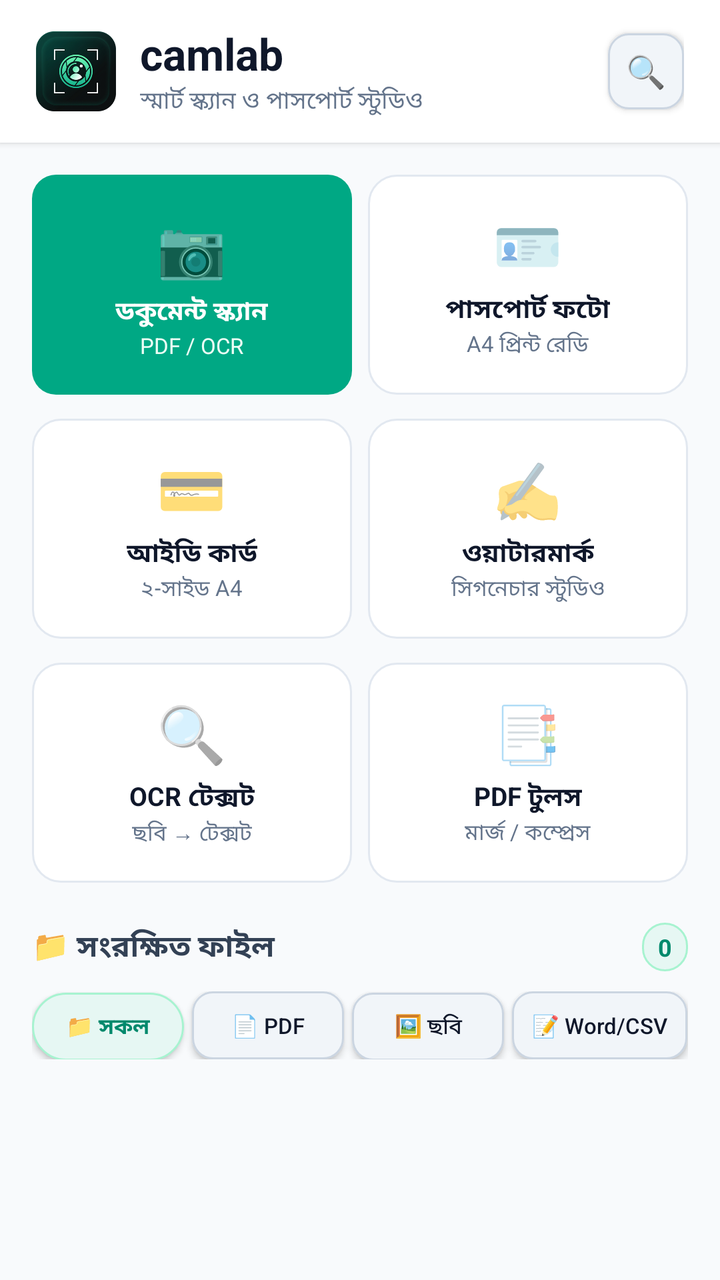
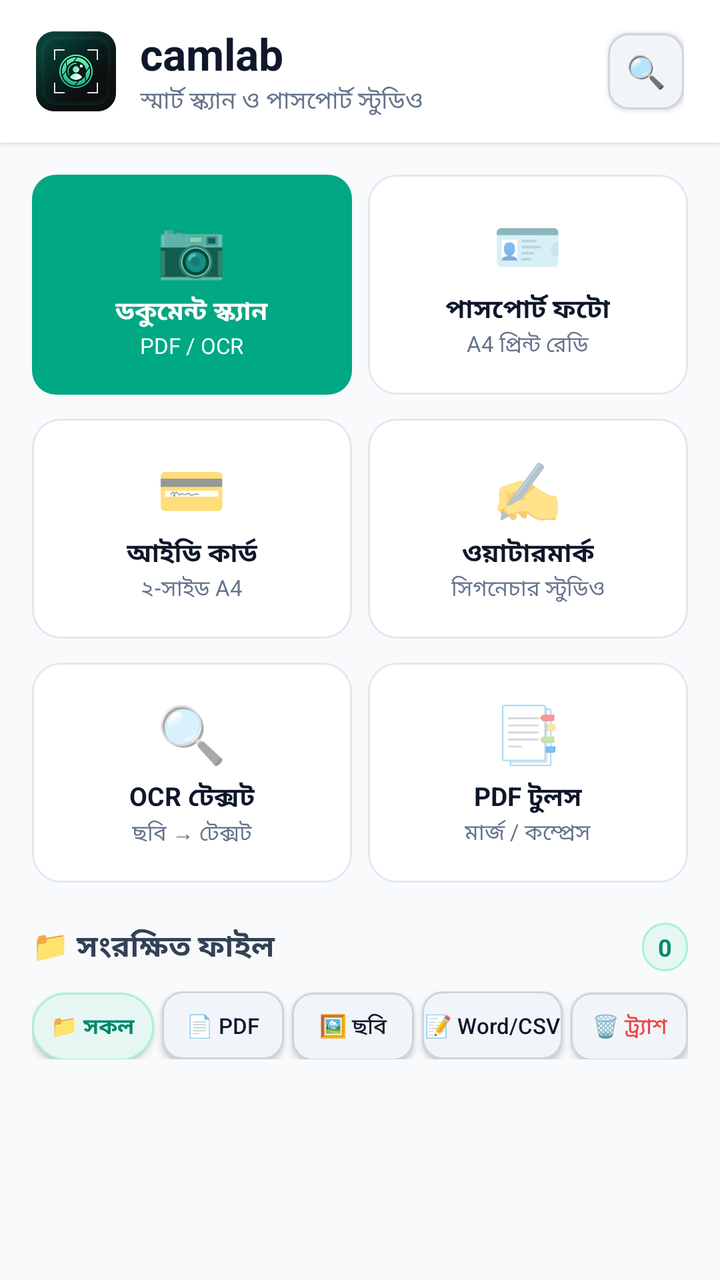

Two renders of the same Android screen: before a commit and after it. Below are the layout's source before the change and the commit's diff.
<!-- AndroidManifest.xml: application theme Theme.CamLabStudio -->
<!-- res/layout/activity_main.xml -->
<?xml version="1.0" encoding="utf-8"?>
<LinearLayout xmlns:android="http://schemas.android.com/apk/res/android"
    android:layout_width="match_parent"
    android:layout_height="match_parent"
    android:orientation="vertical"
    android:fitsSystemWindows="true"
    android:background="#F8FAFC">

    
    <LinearLayout
        android:layout_width="match_parent"
        android:layout_height="wrap_content"
        android:background="#FFFFFF"
        android:paddingHorizontal="18dp"
        android:paddingVertical="12dp"
        android:gravity="center_vertical"
        android:elevation="2dp">

        <ImageView
            android:layout_width="40dp"
            android:layout_height="40dp"
            android:src="@drawable/ic_camlab_logo"
            android:contentDescription="camlab" />

        <LinearLayout
            android:layout_width="0dp"
            android:layout_height="wrap_content"
            android:layout_weight="1"
            android:layout_marginStart="12dp"
            android:orientation="vertical">

            <TextView
                android:layout_width="wrap_content"
                android:layout_height="wrap_content"
                android:text="camlab"
                android:textColor="#0F172A"
                android:textSize="22sp"
                android:textStyle="bold" />

            <TextView
                android:layout_width="wrap_content"
                android:layout_height="wrap_content"
                android:text="স্মার্ট স্ক্যান ও পাসপোর্ট স্টুডিও"
                android:textColor="#64748B"
                android:textSize="12sp" />
        </LinearLayout>

        
        <androidx.appcompat.widget.AppCompatButton
            android:id="@+id/btn_search"
            android:layout_width="38dp"
            android:layout_height="38dp"
            android:text="🔍"
            android:textSize="16sp"
            android:textAllCaps="false"
            android:background="@drawable/bg_btn_outline"
            android:padding="0dp" />
    </LinearLayout>

    <ScrollView
        android:layout_width="match_parent"
        android:layout_height="match_parent"
        android:fillViewport="true">

        <LinearLayout
            android:layout_width="match_parent"
            android:layout_height="wrap_content"
            android:orientation="vertical"
            android:padding="16dp">

            
            
            <LinearLayout
                android:layout_width="match_parent"
                android:layout_height="wrap_content"
                android:orientation="horizontal"
                android:layout_marginBottom="12dp">

                
                <LinearLayout
                    android:id="@+id/card_doc_scan"
                    android:layout_width="0dp"
                    android:layout_height="110dp"
                    android:layout_weight="1"
                    android:layout_marginEnd="8dp"
                    android:background="@drawable/bg_btn_primary"
                    android:padding="16dp"
                    android:orientation="vertical"
                    android:gravity="center"
                    android:clickable="true"
                    android:focusable="true">

                    <TextView
                        android:layout_width="wrap_content"
                        android:layout_height="wrap_content"
                        android:text="📷"
                        android:textSize="28sp" />

                    <TextView
                        android:layout_width="wrap_content"
                        android:layout_height="wrap_content"
                        android:layout_marginTop="4dp"
                        android:text="ডকুমেন্ট স্ক্যান"
                        android:textColor="#FFFFFF"
                        android:textSize="13sp"
                        android:textStyle="bold"
                        android:gravity="center" />

                    <TextView
                        android:layout_width="wrap_content"
                        android:layout_height="wrap_content"
                        android:text="PDF / OCR"
                        android:textColor="#ECFDF5"
                        android:textSize="11sp"
                        android:gravity="center" />
                </LinearLayout>

                
                <LinearLayout
                    android:id="@+id/card_passport_studio"
                    android:layout_width="0dp"
                    android:layout_height="110dp"
                    android:layout_weight="1"
                    android:background="@drawable/bg_card"
                    android:padding="16dp"
                    android:orientation="vertical"
                    android:gravity="center"
                    android:clickable="true"
                    android:focusable="true">

                    <TextView
                        android:layout_width="wrap_content"
                        android:layout_height="wrap_content"
                        android:text="🪪"
                        android:textSize="28sp" />

                    <TextView
                        android:layout_width="wrap_content"
                        android:layout_height="wrap_content"
                        android:layout_marginTop="4dp"
                        android:text="পাসপোর্ট ফটো"
                        android:textColor="#0F172A"
                        android:textSize="13sp"
                        android:textStyle="bold"
                        android:gravity="center" />

                    <TextView
                        android:layout_width="wrap_content"
                        android:layout_height="wrap_content"
                        android:text="A4 প্রিন্ট রেডি"
                        android:textColor="#64748B"
                        android:textSize="11sp"
                        android:gravity="center" />
                </LinearLayout>
            </LinearLayout>

            
            <LinearLayout
                android:layout_width="match_parent"
                android:layout_height="wrap_content"
                android:orientation="horizontal"
                android:layout_marginBottom="12dp">

                
                <LinearLayout
                    android:id="@+id/card_id_card"
                    android:layout_width="0dp"
                    android:layout_height="110dp"
                    android:layout_weight="1"
                    android:layout_marginEnd="8dp"
                    android:background="@drawable/bg_card"
                    android:padding="16dp"
                    android:orientation="vertical"
                    android:gravity="center"
                    android:clickable="true"
                    android:focusable="true">

                    <TextView
                        android:layout_width="wrap_content"
                        android:layout_height="wrap_content"
                        android:text="💳"
                        android:textSize="28sp" />

                    <TextView
                        android:layout_width="wrap_content"
                        android:layout_height="wrap_content"
                        android:layout_marginTop="4dp"
                        android:text="আইডি কার্ড"
                        android:textColor="#0F172A"
                        android:textSize="13sp"
                        android:textStyle="bold"
                        android:gravity="center" />

                    <TextView
                        android:layout_width="wrap_content"
                        android:layout_height="wrap_content"
                        android:text="২-সাইড A4"
                        android:textColor="#64748B"
                        android:textSize="11sp"
                        android:gravity="center" />
                </LinearLayout>

                
                <LinearLayout
                    android:id="@+id/card_watermark"
                    android:layout_width="0dp"
                    android:layout_height="110dp"
                    android:layout_weight="1"
                    android:background="@drawable/bg_card"
                    android:padding="16dp"
                    android:orientation="vertical"
                    android:gravity="center"
                    android:clickable="true"
                    android:focusable="true">

                    <TextView
                        android:layout_width="wrap_content"
                        android:layout_height="wrap_content"
                        android:text="✍️"
                        android:textSize="28sp" />

                    <TextView
                        android:layout_width="wrap_content"
                        android:layout_height="wrap_content"
                        android:layout_marginTop="4dp"
                        android:text="ওয়াটারমার্ক"
                        android:textColor="#0F172A"
                        android:textSize="13sp"
                        android:textStyle="bold"
                        android:gravity="center" />

                    <TextView
                        android:layout_width="wrap_content"
                        android:layout_height="wrap_content"
                        android:text="সিগনেচার স্টুডিও"
                        android:textColor="#64748B"
                        android:textSize="11sp"
                        android:gravity="center" />
                </LinearLayout>
            </LinearLayout>

            
            <LinearLayout
                android:layout_width="match_parent"
                android:layout_height="wrap_content"
                android:orientation="horizontal"
                android:layout_marginBottom="20dp">

                
                <LinearLayout
                    android:id="@+id/card_ocr"
                    android:layout_width="0dp"
                    android:layout_height="110dp"
                    android:layout_weight="1"
                    android:layout_marginEnd="8dp"
                    android:background="@drawable/bg_card"
                    android:padding="16dp"
                    android:orientation="vertical"
                    android:gravity="center"
                    android:clickable="true"
                    android:focusable="true">

                    <TextView
                        android:layout_width="wrap_content"
                        android:layout_height="wrap_content"
                        android:text="🔍"
                        android:textSize="28sp" />

                    <TextView
                        android:layout_width="wrap_content"
                        android:layout_height="wrap_content"
                        android:layout_marginTop="4dp"
                        android:text="OCR টেক্সট"
                        android:textColor="#0F172A"
                        android:textSize="13sp"
                        android:textStyle="bold"
                        android:gravity="center" />

                    <TextView
                        android:layout_width="wrap_content"
                        android:layout_height="wrap_content"
                        android:text="ছবি → টেক্সট"
                        android:textColor="#64748B"
                        android:textSize="11sp"
                        android:gravity="center" />
                </LinearLayout>

                
                <LinearLayout
                    android:id="@+id/card_pdf_tools"
                    android:layout_width="0dp"
                    android:layout_height="110dp"
                    android:layout_weight="1"
                    android:background="@drawable/bg_card"
                    android:padding="16dp"
                    android:orientation="vertical"
                    android:gravity="center"
                    android:clickable="true"
                    android:focusable="true">

                    <TextView
                        android:layout_width="wrap_content"
                        android:layout_height="wrap_content"
                        android:text="📑"
                        android:textSize="28sp" />

                    <TextView
                        android:layout_width="wrap_content"
                        android:layout_height="wrap_content"
                        android:layout_marginTop="4dp"
                        android:text="PDF টুলস"
                        android:textColor="#0F172A"
                        android:textSize="13sp"
                        android:textStyle="bold"
                        android:gravity="center" />

                    <TextView
                        android:layout_width="wrap_content"
                        android:layout_height="wrap_content"
                        android:text="মার্জ / কম্প্রেস"
                        android:textColor="#64748B"
                        android:textSize="11sp"
                        android:gravity="center" />
                </LinearLayout>
            </LinearLayout>

            
            <LinearLayout
                android:layout_width="match_parent"
                android:layout_height="wrap_content"
                android:orientation="horizontal"
                android:gravity="center_vertical"
                android:layout_marginBottom="10dp">

                <TextView
                    android:layout_width="0dp"
                    android:layout_height="wrap_content"
                    android:layout_weight="1"
                    android:text="📁 সংরক্ষিত ফাইল"
                    android:textColor="#334155"
                    android:textSize="15sp"
                    android:textStyle="bold" />

                <TextView
                    android:id="@+id/tv_file_count"
                    android:layout_width="wrap_content"
                    android:layout_height="wrap_content"
                    android:background="@drawable/bg_chip"
                    android:paddingHorizontal="8dp"
                    android:paddingVertical="4dp"
                    android:text="0"
                    android:textColor="#00896C"
                    android:textStyle="bold"
                    android:textSize="12sp" />
            </LinearLayout>

            
            <LinearLayout
                android:layout_width="match_parent"
                android:layout_height="wrap_content"
                android:orientation="horizontal"
                android:layout_marginBottom="10dp">

                <androidx.appcompat.widget.AppCompatButton
                    android:id="@+id/btn_vault_all"
                    android:layout_width="0dp"
                    android:layout_height="34dp"
                    android:layout_weight="1"
                    android:layout_marginEnd="4dp"
                    android:background="@drawable/bg_chip"
                    android:text="📁 সকল"
                    android:textAllCaps="false"
                    android:textColor="#00896C"
                    android:textSize="11sp"
                    android:textStyle="bold" />

                <androidx.appcompat.widget.AppCompatButton
                    android:id="@+id/btn_vault_pdf"
                    android:layout_width="0dp"
                    android:layout_height="34dp"
                    android:layout_weight="1"
                    android:layout_marginEnd="4dp"
                    android:background="@drawable/bg_btn_outline"
                    android:text="📄 PDF"
                    android:textAllCaps="false"
                    android:textColor="#0F172A"
                    android:textSize="11sp" />

                <androidx.appcompat.widget.AppCompatButton
                    android:id="@+id/btn_vault_img"
                    android:layout_width="0dp"
                    android:layout_height="34dp"
                    android:layout_weight="1"
                    android:layout_marginEnd="4dp"
                    android:background="@drawable/bg_btn_outline"
                    android:text="🖼️ ছবি"
                    android:textAllCaps="false"
                    android:textColor="#0F172A"
                    android:textSize="11sp" />

                <androidx.appcompat.widget.AppCompatButton
                    android:id="@+id/btn_vault_doc"
                    android:layout_width="0dp"
                    android:layout_height="34dp"
                    android:layout_weight="1.15"
                    android:background="@drawable/bg_btn_outline"
                    android:text="📝 Word/CSV"
                    android:textAllCaps="false"
                    android:textColor="#0F172A"
                    android:textSize="11sp" />
            </LinearLayout>

            
            <LinearLayout
                android:id="@+id/saved_files_container"
                android:layout_width="match_parent"
                android:layout_height="wrap_content"
                android:orientation="vertical" />

        </LinearLayout>
    </ScrollView>
</LinearLayout>
<!-- resources referenced by this layout -->
<resources>
  <!-- drawable bg_btn_outline (drawable) -->
  <?xml version="1.0" encoding="utf-8"?>
  <shape xmlns:android="http://schemas.android.com/apk/res/android" android:shape="rectangle">
      <solid android:color="#F1F5F9" />
      <corners android:radius="10dp" />
      <stroke android:width="1dp" android:color="#CBD5E1" />
  </shape>
  <!-- drawable bg_btn_primary (drawable) -->
  <?xml version="1.0" encoding="utf-8"?>
  <shape xmlns:android="http://schemas.android.com/apk/res/android" android:shape="rectangle">
      <solid android:color="#00A884" />
      <corners android:radius="12dp" />
  </shape>
  <!-- drawable bg_card (drawable) -->
  <?xml version="1.0" encoding="utf-8"?>
  <shape xmlns:android="http://schemas.android.com/apk/res/android" android:shape="rectangle">
      <solid android:color="#FFFFFF" />
      <corners android:radius="14dp" />
      <stroke android:width="1dp" android:color="#E2E8F0" />
  </shape>
  <!-- drawable bg_chip (drawable) -->
  <?xml version="1.0" encoding="utf-8"?>
  <shape xmlns:android="http://schemas.android.com/apk/res/android" android:shape="rectangle">
      <solid android:color="#E6F7F3" />
      <corners android:radius="20dp" />
      <stroke android:width="1dp" android:color="#A7F3D0" />
  </shape>
  <!-- drawable ic_camlab_logo: png bitmap (drawable, 90213 bytes) -->
  <style name="Theme.CamLabStudio" parent="Theme.MaterialComponents.Light.NoActionBar">
          <item name="colorPrimary">#00A884</item>
          <item name="colorPrimaryDark">#00896C</item>
          <item name="colorAccent">#00A884</item>
          <item name="android:statusBarColor">#00896C</item>
          <item name="android:textAllCaps">false</item>
      </style>
</resources>

<!-- the commit's change to res/layout/activity_main.xml (unified diff, before → after) -->
@@ -403,11 +403,23 @@
                     android:layout_width="0dp"
                     android:layout_height="34dp"
                     android:layout_weight="1.15"
+                    android:layout_marginEnd="4dp"
                     android:background="@drawable/bg_btn_outline"
                     android:text="📝 Word/CSV"
                     android:textAllCaps="false"
                     android:textColor="#0F172A"
                     android:textSize="11sp" />
+
+                <androidx.appcompat.widget.AppCompatButton
+                    android:id="@+id/btn_vault_trash"
+                    android:layout_width="0dp"
+                    android:layout_height="34dp"
+                    android:layout_weight="0.95"
+                    android:background="@drawable/bg_btn_outline"
+                    android:text="🗑️ ট্র্যাশ"
+                    android:textAllCaps="false"
+                    android:textColor="#EF4444"
+                    android:textSize="11sp" />
             </LinearLayout>
 
             
